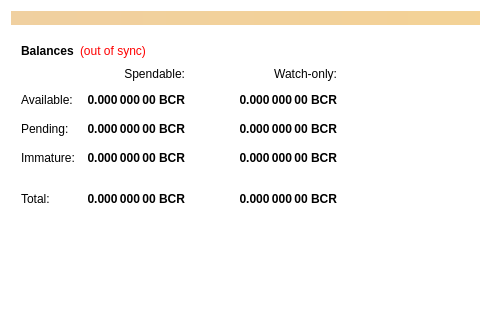
This is src/qt/forms/overviewpage.ui in thelonecrouton/bitcredit as Qt 5 draws it before an edit; both pictures show x 0 to 480 and y 0 to 320 of the 1079 by 665 pixel window. The edited form follows.
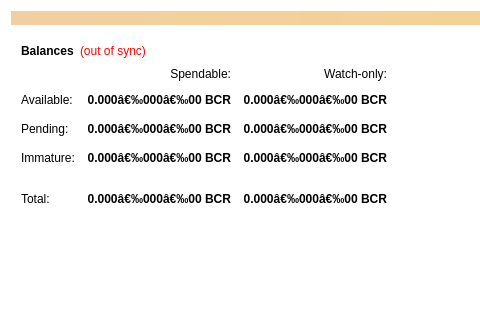
This is the edited form.

Diff of the .ui file:
```diff
--- a/src/qt/forms/overviewpage.ui
+++ b/src/qt/forms/overviewpage.ui
@@ -121,7 +121,7 @@
                <string>Unconfirmed transactions to watch-only addresses</string>
               </property>
               <property name="text">
-               <string notr="true">0.000 000 00 BCR</string>
+               <string notr="true">0.000â€‰000â€‰00 BCR</string>
               </property>
               <property name="alignment">
                <set>Qt::AlignRight|Qt::AlignTrailing|Qt::AlignVCenter</set>
@@ -146,7 +146,7 @@
                <string>Total of transactions that have yet to be confirmed, and do not yet count toward the spendable balance</string>
               </property>
               <property name="text">
-               <string notr="true">0.000 000 00 BCR</string>
+               <string notr="true">0.000â€‰000â€‰00 BCR</string>
               </property>
               <property name="alignment">
                <set>Qt::AlignRight|Qt::AlignTrailing|Qt::AlignVCenter</set>
@@ -171,7 +171,7 @@
                <string>Mined balance in watch-only addresses that has not yet matured</string>
               </property>
               <property name="text">
-               <string notr="true">0.000 000 00 BCR</string>
+               <string notr="true">0.000â€‰000â€‰00 BCR</string>
               </property>
               <property name="alignment">
                <set>Qt::AlignRight|Qt::AlignTrailing|Qt::AlignVCenter</set>
@@ -229,7 +229,7 @@
                <string>Mined balance that has not yet matured</string>
               </property>
               <property name="text">
-               <string notr="true">0.000 000 00 BCR</string>
+               <string notr="true">0.000â€‰000â€‰00 BCR</string>
               </property>
               <property name="alignment">
                <set>Qt::AlignRight|Qt::AlignTrailing|Qt::AlignVCenter</set>
@@ -274,7 +274,7 @@
                <string>Your current total balance</string>
               </property>
               <property name="text">
-               <string notr="true">0.000 000 00 BCR</string>
+               <string notr="true">0.000â€‰000â€‰00 BCR</string>
               </property>
               <property name="alignment">
                <set>Qt::AlignRight|Qt::AlignTrailing|Qt::AlignVCenter</set>
@@ -299,7 +299,7 @@
                <string>Current total balance in watch-only addresses</string>
               </property>
               <property name="text">
-               <string notr="true">0.000 000 00 BCR</string>
+               <string notr="true">0.000â€‰000â€‰00 BCR</string>
               </property>
               <property name="alignment">
                <set>Qt::AlignRight|Qt::AlignTrailing|Qt::AlignVCenter</set>
@@ -341,7 +341,7 @@
                <string>Your current spendable balance</string>
               </property>
               <property name="text">
-               <string notr="true">0.000 000 00 BCR</string>
+               <string notr="true">0.000â€‰000â€‰00 BCR</string>
               </property>
               <property name="alignment">
                <set>Qt::AlignRight|Qt::AlignTrailing|Qt::AlignVCenter</set>
@@ -366,7 +366,7 @@
                <string>Your current balance in watch-only addresses</string>
               </property>
               <property name="text">
-               <string notr="true">0.000 000 00 BCR</string>
+               <string notr="true">0.000â€‰000â€‰00 BCR</string>
               </property>
               <property name="alignment">
                <set>Qt::AlignRight|Qt::AlignTrailing|Qt::AlignVCenter</set>
```
